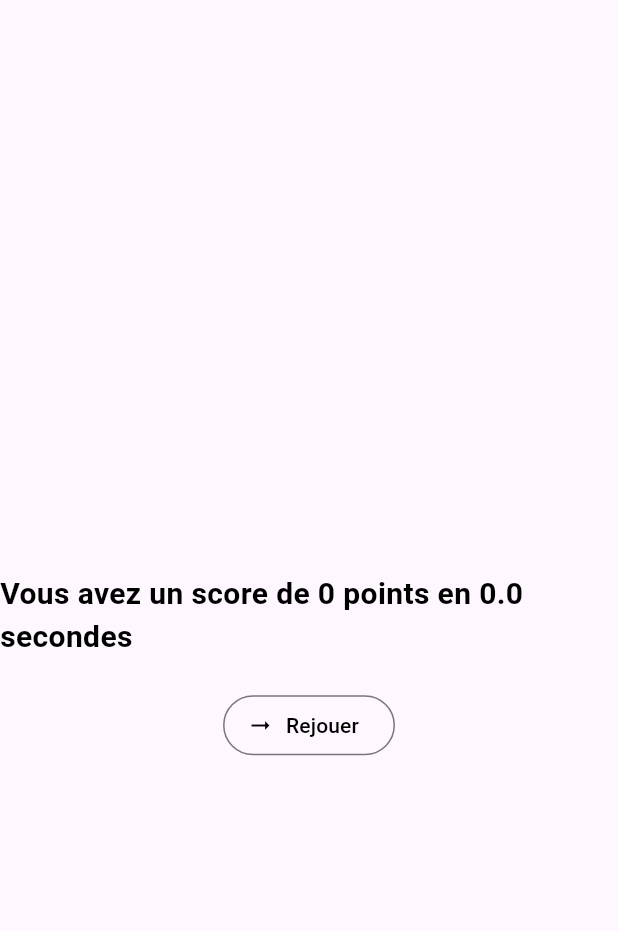
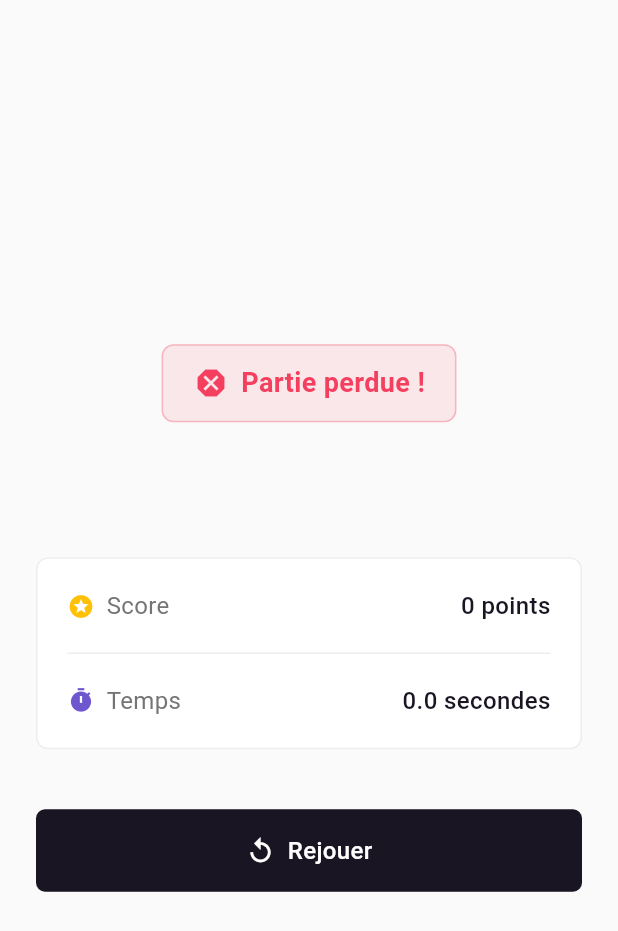
Before and after one commit to LeeeeePoulpe/05-flutter, a Flutter app: the ResultScreen screen opened directly with empty values, on a phone screen of 412 x 824 dp. Shown: the top 931 px of the screen. Run offline on Flutter 3.47's test engine with Material 3 defaults, Android fonts, the phone set to English and light mode, and no system bars; our stand-ins replace google_fonts.

Commit message:
Refactor ResultScreen to enhance UI, improve victory/defeat messaging, and update score display

```diff
--- a/tp04/lib/screens/result_screen.dart
+++ b/tp04/lib/screens/result_screen.dart
@@ -11,52 +11,200 @@ class ResultScreen extends StatelessWidget {
     required this.temps,
     required this.message,
     Key? key,
-  });
+  }) : super(key: key);
 
   @override
   Widget build(BuildContext context) {
+    // Couleurs inspirées de Shadcn
+    final backgroundColor = Colors.grey.shade50;
+    final textColor = Color(0xFF1A1523); // Presque noir
+    final borderColor = Colors.grey.shade200;
+    final primaryColor = Color(0xFF6E56CF); // Violet Shadcn
+    final primaryBlack = Color(0xFF1A1523); // Noir Shadcn
+
+    // Déterminer si c'est une victoire ou une défaite
+    final bool isVictory = message.toLowerCase().contains('gagné') ||
+        message.toLowerCase().contains('bravo');
+
+    // Couleurs et texte selon le résultat
+    final statusColor = isVictory ? Color(0xFF4ADE80) : Color(0xFFF43F5E);
+    final statusText = isVictory ? 'Partie gagnée !' : 'Partie perdue !';
+    final statusIcon = isVictory ? Icons.emoji_events : Icons.dangerous;
+
     return Scaffold(
-      body: Center(
-        // Wrap the Container in a Center widget
-        child: Container(
+      backgroundColor: backgroundColor,
+      body: SafeArea(
+        child: Center(
+          child: Padding(
+            padding: const EdgeInsets.all(24.0),
             child: Column(
               mainAxisAlignment: MainAxisAlignment.center,
-            crossAxisAlignment:
-                CrossAxisAlignment.center, // Center children horizontally
               children: [
+                // Statut de la partie avec icône
+                Container(
+                  padding:
+                      const EdgeInsets.symmetric(horizontal: 20, vertical: 12),
+                  decoration: BoxDecoration(
+                    color: statusColor.withOpacity(0.1),
+                    borderRadius: BorderRadius.circular(8),
+                    border: Border.all(color: statusColor.withOpacity(0.3)),
+                  ),
+                  child: Row(
+                    mainAxisSize: MainAxisSize.min,
+                    children: [
+                      Icon(
+                        statusIcon,
+                        color: statusColor,
+                        size: 24,
+                      ),
+                      const SizedBox(width: 8),
                       Text(
-                message,
-                style: const TextStyle(
-                  color: Colors.black,
-                  fontSize: 32,
+                        statusText,
+                        style: TextStyle(
+                          color: statusColor,
+                          fontSize: 18,
                           fontWeight: FontWeight.bold,
                         ),
                       ),
-              const SizedBox(height: 20),
-              Text(
-                'Vous avez un score de $score points en $temps secondes',
-                style: const TextStyle(
-                  color: Colors.black,
-                  fontSize: 20,
-                  fontWeight: FontWeight.bold,
+                    ],
                   ),
                 ),
-              const SizedBox(height: 20),
-              OutlinedButton.icon(
-                onPressed: () {
-                  Navigator.of(context).push(
+                const SizedBox(height: 24),
+
+                // Message principal
+                Text(
+                  message,
+                  textAlign: TextAlign.center,
+                  style: TextStyle(
+                    color: textColor,
+                    fontSize: 24,
+                    fontWeight: FontWeight.w500,
+                  ),
+                ),
+                const SizedBox(height: 32),
+
+                // Carte de score
+                Container(
+                  width: double.infinity,
+                  padding: const EdgeInsets.all(20),
+                  decoration: BoxDecoration(
+                    border: Border.all(color: borderColor),
+                    borderRadius: BorderRadius.circular(8),
+                    color: Colors.white,
+                  ),
+                  child: Column(
+                    children: [
+                      // Score
+                      Row(
+                        mainAxisAlignment: MainAxisAlignment.spaceBetween,
+                        children: [
+                          Row(
+                            children: [
+                              Icon(
+                                Icons.stars,
+                                size: 18,
+                                color: Colors.amber,
+                              ),
+                              const SizedBox(width: 8),
+                              Text(
+                                'Score',
+                                style: TextStyle(
+                                  color: Colors.grey.shade600,
+                                  fontSize: 16,
+                                ),
+                              ),
+                            ],
+                          ),
+                          Text(
+                            '$score points',
+                            style: TextStyle(
+                              color: textColor,
+                              fontSize: 16,
+                              fontWeight: FontWeight.w500,
+                            ),
+                          ),
+                        ],
+                      ),
+                      const SizedBox(height: 12),
+                      Divider(color: borderColor),
+                      const SizedBox(height: 12),
+
+                      // Temps
+                      Row(
+                        mainAxisAlignment: MainAxisAlignment.spaceBetween,
+                        children: [
+                          Row(
+                            children: [
+                              Icon(
+                                Icons.timer,
+                                size: 18,
+                                color: primaryColor,
+                              ),
+                              const SizedBox(width: 8),
+                              Text(
+                                'Temps',
+                                style: TextStyle(
+                                  color: Colors.grey.shade600,
+                                  fontSize: 16,
+                                ),
+                              ),
+                            ],
+                          ),
+                          Text(
+                            '${temps.toStringAsFixed(1)} secondes',
+                            style: TextStyle(
+                              color: textColor,
+                              fontSize: 16,
+                              fontWeight: FontWeight.w500,
+                            ),
+                          ),
+                        ],
+                      ),
+                    ],
+                  ),
+                ),
+                const SizedBox(height: 40),
+
+                // Bouton rejouer
+                InkWell(
+                  onTap: () {
+                    Navigator.of(context).pushReplacement(
                       MaterialPageRoute(
                         builder: (context) => StartScreen(),
                       ),
                     );
                   },
-                style: OutlinedButton.styleFrom(
-                  foregroundColor: Colors.black,
+                  borderRadius: BorderRadius.circular(6),
+                  child: Container(
+                    width: double.infinity,
+                    padding: const EdgeInsets.symmetric(vertical: 16),
+                    decoration: BoxDecoration(
+                      color: primaryBlack,
+                      borderRadius: BorderRadius.circular(6),
                     ),
-                icon: const Icon(Icons.arrow_right_alt),
-                label: const Text('Rejouer'),
+                    child: Row(
+                      mainAxisAlignment: MainAxisAlignment.center,
+                      children: [
+                        Icon(
+                          Icons.replay,
+                          color: Colors.white,
+                          size: 20,
+                        ),
+                        const SizedBox(width: 8),
+                        Text(
+                          'Rejouer',
+                          style: TextStyle(
+                            color: Colors.white,
+                            fontSize: 16,
+                            fontWeight: FontWeight.w500,
+                          ),
                         ),
                       ],
+                    ),
+                  ),
+                ),
+              ],
+            ),
           ),
         ),
       ),
```
Lines whose indentation alone changed are shown as unchanged.
